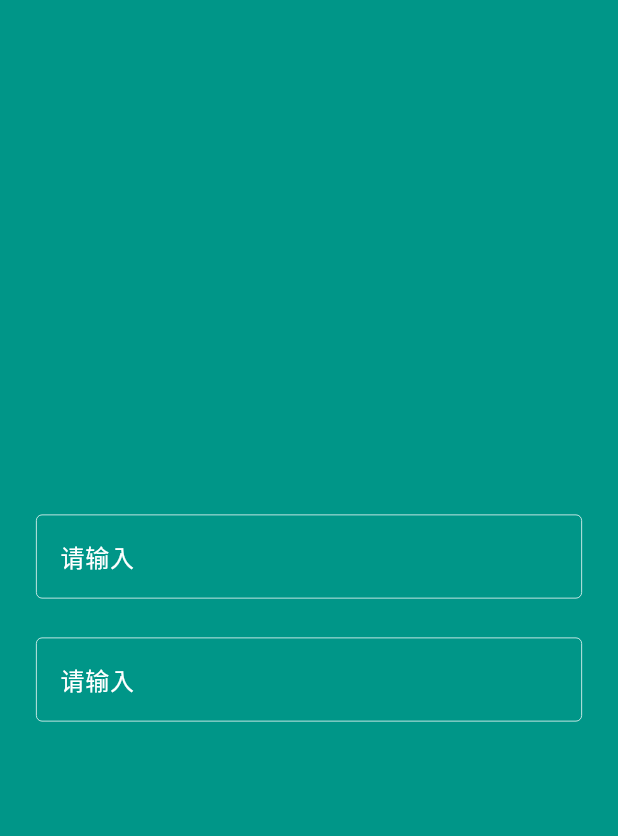
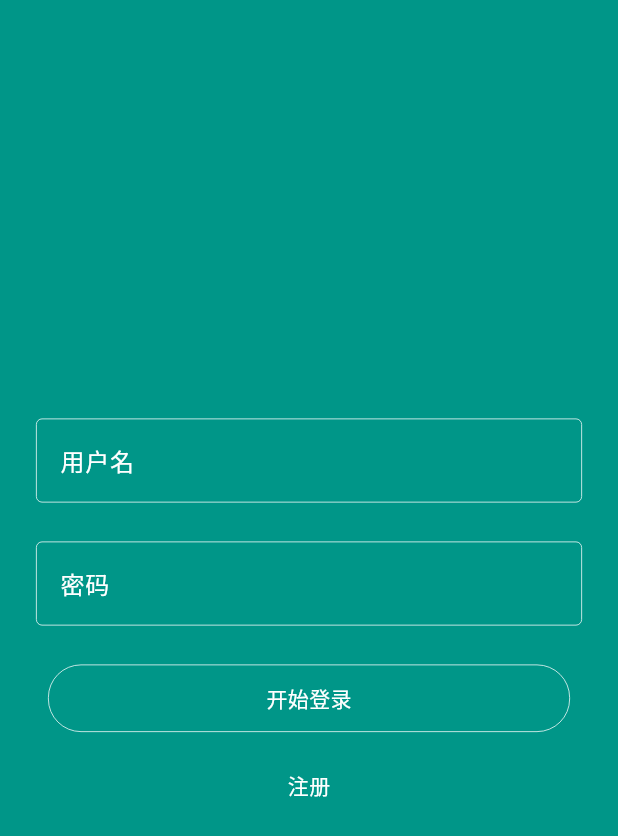
Before and after one commit to southrivers/learning_android, a Flutter app: the LoginPage screen opened by its route, on a phone screen of 412 x 824 dp. Shown: the top 836 px of the screen. Run offline on Flutter 3.47's test engine with Material 3 defaults, Android fonts, the phone set to English and light mode, and no system bars; drawn by our look-alikes of oktoast; our stand-ins replace dio, flutter_screenutil, flutter_swiper_view, pull_to_refresh; network calls fail; statements that could not run were skipped.

```diff
--- a/lib/page/auth/login_page.dart
+++ b/lib/page/auth/login_page.dart
@@ -1,6 +1,6 @@
-
 import 'package:flutter/cupertino.dart';
 import 'package:flutter/material.dart';
+import 'package:learning_android/route/routes.dart';
 
 class LoginPage extends StatefulWidget {
   @override
@@ -16,31 +16,77 @@ class _LoginPageState extends State<LoginPage> {
       backgroundColor: Colors.teal,
       body: Column(
         mainAxisAlignment: MainAxisAlignment.center,
+        crossAxisAlignment: CrossAxisAlignment.center,
         children: [
-          _inputItem(),
-          SizedBox(height: 26,),
-          _inputItem()
+          _inputItem(title: "用户名"),
+          SizedBox(
+            height: 26,
+          ),
+          _inputItem(title: "密码", security: true),
+          SizedBox(
+            height: 26,
+          ),
+          Container(
+            alignment: Alignment.center,
+            margin: EdgeInsets.symmetric(horizontal: 32),
+            padding: EdgeInsets.all(12),
+            decoration: BoxDecoration(
+              border: Border.all(
+                color: Colors.white,
+                width: 0.5,
+              ),
+              borderRadius: BorderRadius.circular(22),
+            ),
+            child: Text(
+              "开始登录",
+              style: TextStyle(color: Colors.white),
+            ),
+          ),
+          SizedBox(
+            height: 13,
+          ),
+          GestureDetector(
+            onTap: () {
+              Navigator.pushNamed(context, RoutePath.registerPage);
+            },
+            child: Container(
+              alignment: Alignment.center,
+              margin: EdgeInsets.symmetric(horizontal: 32),
+              padding: EdgeInsets.all(12),
+              child: Text(
+                "注册",
+                style: TextStyle(color: Colors.white),
+              ),
+            ),
+          ),
         ],
       ),
     );
   }
+
   // 输入用户名、密码
-  Widget _inputItem() {
+  Widget _inputItem({String? title, bool? security}) {
     return Container(
       margin: EdgeInsets.symmetric(horizontal: 24),
       child: TextField(
+        obscureText: security ?? false,
         style: TextStyle(color: Colors.white),
         cursorColor: Colors.white,
         decoration: InputDecoration(
-          enabledBorder: OutlineInputBorder(
-            borderSide: BorderSide(color: Colors.white, width: 0.5,),
-          ),
-          focusedBorder: OutlineInputBorder(
-            borderSide: BorderSide(color: Colors.white, width: 1,),
-          ),
-          labelText: "请输入",
-          labelStyle: TextStyle(color: Colors.white)
-        ),
+            enabledBorder: OutlineInputBorder(
+              borderSide: BorderSide(
+                color: Colors.white,
+                width: 0.5,
+              ),
+            ),
+            focusedBorder: OutlineInputBorder(
+              borderSide: BorderSide(
+                color: Colors.white,
+                width: 1,
+              ),
+            ),
+            labelText: title ?? "请输入",
+            labelStyle: TextStyle(color: Colors.white)),
       ),
     );
   }
--- /dev/null
+++ b/lib/repository/datas/auth_data.dart
@@ -0,0 +1,5 @@
+class UserInfo {
+  String? password;
+  String? username;
+  String? repassword;
+}
--- a/lib/route/routes.dart
+++ b/lib/route/routes.dart
@@ -4,6 +4,8 @@ import 'package:learning_android/page/auth/login_page.dart';
 import 'package:learning_android/page/home/home_page.dart';
 import 'package:learning_android/page/tab_page.dart';
 import 'package:learning_android/page/webview_page.dart';
+
+import '../page/auth/register_page.dart';
 
 class Routes {
   Routes._();
@@ -29,7 +31,8 @@ class Routes {
         return pageRoute(TabPage());
       case RoutePath.loginPage:
         return pageRoute(LoginPage(), settings: settings);
-
+      case RoutePath.registerPage:
+        return pageRoute(RegisterPage(), settings: settings);
     }
     // 未定义页面判断
     return MaterialPageRoute(
```
Also changed, not shown: lib/page/auth/auth_vm.dart (added, +18 -0 lines), lib/page/auth/register_page.dart (added, +129 -0 lines), lib/repository/api.dart (+13 -0 lines), lib/repository/datas/auth_response.dart (added, +123 -0 lines), pubspec.lock.
